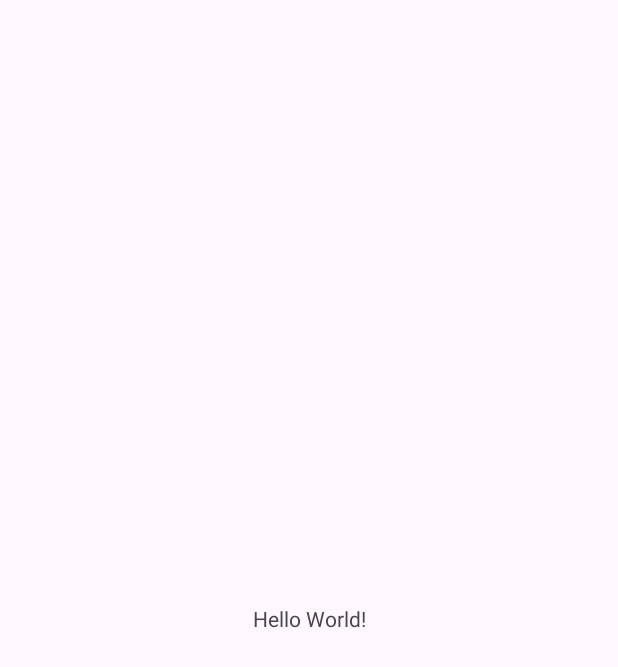
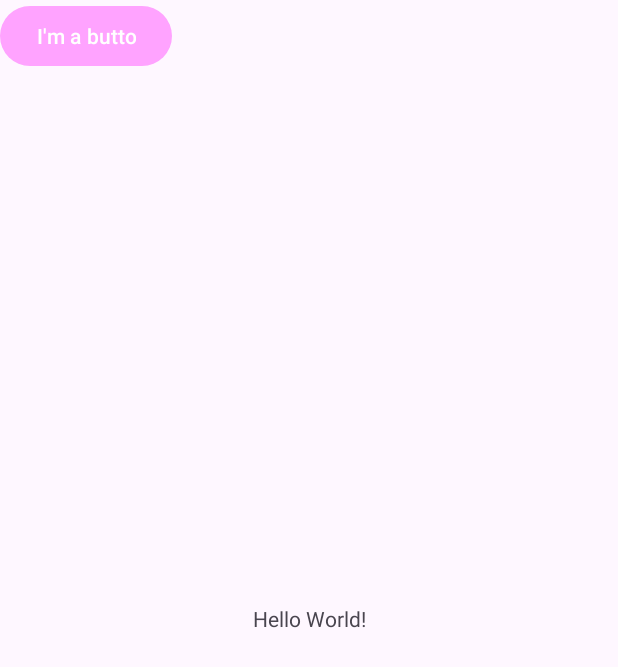
Before and after one commit to hanskkangg/android_studio, an Android app: the screen it shows after launch (MainActivity), on a phone screen of 412 x 824 dp. Before the commit the part shown is almost empty. Shown: the top 667 px of the screen. Run offline under Robolectric (Android 15) with nearby library versions, the phone set to English and light mode, and no system bars.

Commit message:
Third commit: added a button and french language support

```diff
--- a/app/src/main/res/layout/activity_main.xml
+++ b/app/src/main/res/layout/activity_main.xml
@@ -9,10 +9,15 @@
     <TextView
         android:layout_width="wrap_content"
         android:layout_height="wrap_content"
-        android:text="Hello World!"
+        android:text="@string/hello_message"
         app:layout_constraintBottom_toBottomOf="parent"
         app:layout_constraintEnd_toEndOf="parent"
         app:layout_constraintStart_toStartOf="parent"
         app:layout_constraintTop_toTopOf="parent" />
+    <Button
+        android:layout_height="wrap_content"
+        android:layout_width="wrap_content"
+        android:text="@string/button_message"/>
+
 
 </androidx.constraintlayout.widget.ConstraintLayout>
--- a/app/src/main/res/values/strings.xml
+++ b/app/src/main/res/values/strings.xml
@@ -1,3 +1,5 @@
 <resources>
     <string name="app_name">Hans</string>
+    <string name="hello_message">Hello World!</string>
+    <string name="button_message">I\'m a butto</string>
 </resources>
```
Also changed, not shown: 1 other file.
